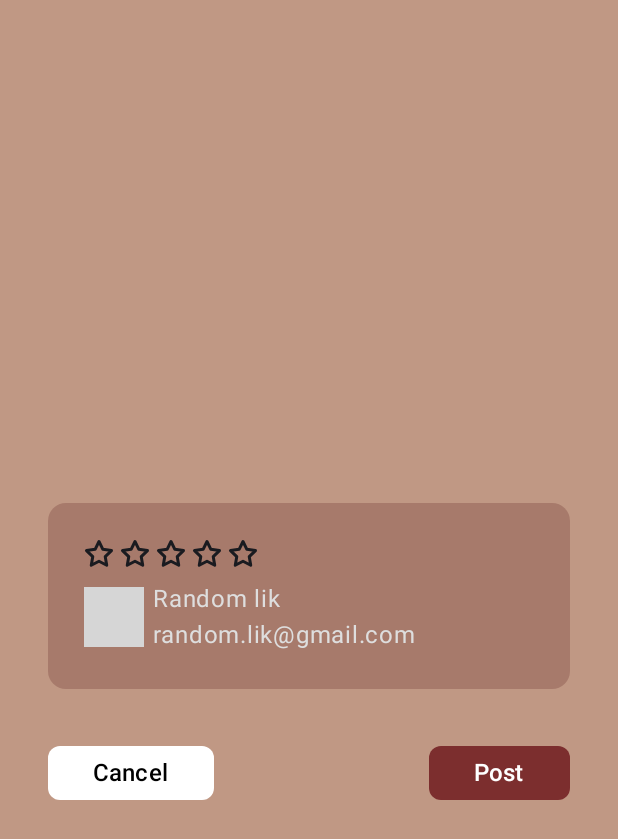
After one commit to LeoSvjetlicic/HelpingHand, an Android app built with Jetpack Compose: the AddReviewScreen screen opened through its navigation route, on a phone screen of 412 x 824 dp. The commit adds this screen. Shown: the top 839 px of the screen. Run offline under Robolectric (Android 15) with nearby library versions, the phone set to English and light mode, and no system bars; our stand-ins replace Dagger/Hilt's generated code, Firebase (no records; nobody signed in at launch, a user with empty details on screens opened directly); pictures from the network do not load; grey boxes are pictures that could not be loaded.

Commit message:
Add AddingReviewScreen setup

```diff
--- a/app/build.gradle.kts
+++ b/app/build.gradle.kts
@@ -67,5 +67,6 @@ dependencies {
     implementation(libs.coil.compose)
     implementation(libs.coil.network.okhttp)
 
+    implementation(libs.firebase.auth)
     implementation(platform(libs.firebase.bom))
 }
--- a/app/src/main/java/org/volonter/helpinghand/ui/common/components/PrimaryButton.kt
+++ b/app/src/main/java/org/volonter/helpinghand/ui/common/components/PrimaryButton.kt
@@ -1,11 +1,14 @@
 package org.volonter.helpinghand.ui.common.components
 
+import androidx.compose.foundation.layout.PaddingValues
 import androidx.compose.foundation.layout.RowScope
+import androidx.compose.foundation.layout.defaultMinSize
 import androidx.compose.foundation.shape.RoundedCornerShape
 import androidx.compose.material3.Button
 import androidx.compose.material3.ButtonDefaults
 import androidx.compose.runtime.Composable
 import androidx.compose.ui.Modifier
+import androidx.compose.ui.graphics.Color
 import androidx.compose.ui.unit.dp
 import org.volonter.helpinghand.ui.theme.PrimaryCoral
 
@@ -16,11 +19,13 @@ fun PrimaryButton(
     content: @Composable RowScope.() -> Unit
 ) {
     Button(
-        modifier = modifier,
+        modifier = modifier.defaultMinSize(minHeight = 1.dp, minWidth = 1.dp),
         onClick = onClick,
+        contentPadding = PaddingValues(vertical = 8.dp, horizontal = 30.dp),
         shape = RoundedCornerShape(8.dp),
         colors = ButtonDefaults.buttonColors(
-            containerColor = PrimaryCoral
+            containerColor = PrimaryCoral,
+            contentColor = Color.White
         ),
         content = content
     )
--- a/app/src/main/java/org/volonter/helpinghand/ui/common/components/SecondaryButton.kt
+++ b/app/src/main/java/org/volonter/helpinghand/ui/common/components/SecondaryButton.kt
@@ -1,9 +1,31 @@
 package org.volonter.helpinghand.ui.common.components
 
+import androidx.compose.foundation.layout.PaddingValues
+import androidx.compose.foundation.layout.RowScope
+import androidx.compose.foundation.layout.defaultMinSize
+import androidx.compose.foundation.shape.RoundedCornerShape
+import androidx.compose.material3.Button
+import androidx.compose.material3.ButtonDefaults
 import androidx.compose.runtime.Composable
 import androidx.compose.ui.Modifier
+import androidx.compose.ui.graphics.Color
+import androidx.compose.ui.unit.dp
 
 @Composable
-fun SecondaryButton(modifier: Modifier = Modifier) {
-
+fun SecondaryButton(
+    onClick: () -> Unit,
+    modifier: Modifier = Modifier,
+    content: @Composable RowScope.() -> Unit
+) {
+    Button(
+        modifier = modifier.defaultMinSize(minHeight = 1.dp, minWidth = 1.dp),
+        onClick = onClick,
+        contentPadding = PaddingValues(vertical = 8.dp, horizontal = 30.dp),
+        shape = RoundedCornerShape(8.dp),
+        colors = ButtonDefaults.buttonColors(
+            containerColor = Color.White,
+            contentColor = Color.Black
+        ),
+        content = content
+    )
 }
--- a/app/src/main/java/org/volonter/helpinghand/ui/common/components/UserShortDetails.kt
+++ b/app/src/main/java/org/volonter/helpinghand/ui/common/components/UserShortDetails.kt
@@ -17,19 +17,27 @@ import androidx.compose.ui.layout.ContentScale
 import androidx.compose.ui.unit.dp
 import androidx.compose.ui.unit.sp
 import coil3.compose.AsyncImage
+import com.google.firebase.auth.FirebaseAuth
 import org.volonter.helpinghand.ui.common.viewstates.UserViewState
 import org.volonter.helpinghand.ui.theme.Gray15
 
 @Composable
 fun UserShortDetails(
     viewState: UserViewState,
+    firebaseAuth: FirebaseAuth = FirebaseAuth.getInstance(),
     modifier: Modifier = Modifier,
     onClick: (String) -> Unit
 ) {
     Row(
         modifier = modifier
             .clip(RoundedCornerShape(90.dp))
-            .clickable { onClick(viewState.email) },
+            .then(
+                if (viewState.email != firebaseAuth.currentUser?.email) {
+                    Modifier.clickable { onClick(viewState.email) }
+                } else {
+                    Modifier
+                }
+            ),
         verticalAlignment = Alignment.CenterVertically
     ) {
         Row {
--- a/app/src/main/java/org/volonter/helpinghand/ui/main/MainActivity.kt
+++ b/app/src/main/java/org/volonter/helpinghand/ui/main/MainActivity.kt
@@ -10,10 +10,15 @@ import androidx.compose.foundation.layout.padding
 import androidx.compose.material3.Scaffold
 import androidx.compose.ui.Modifier
 import androidx.hilt.navigation.compose.hiltViewModel
+import androidx.navigation.compose.NavHost
+import androidx.navigation.compose.composable
+import androidx.navigation.compose.rememberNavController
 import dagger.hilt.android.AndroidEntryPoint
+import org.volonter.helpinghand.ui.screens.addreview.AddReviewScreen
 import org.volonter.helpinghand.ui.screens.eventdetails.EventDetailsScreen
 import org.volonter.helpinghand.ui.theme.HelpingHandTheme
 import org.volonter.helpinghand.ui.theme.PrimaryGreen
+import org.volonter.helpinghand.utlis.Constants
 
 @AndroidEntryPoint
 class MainActivity : ComponentActivity() {
@@ -27,10 +32,28 @@ class MainActivity : ComponentActivity() {
                         .fillMaxSize()
                         .background(PrimaryGreen)
                 ) { innerPadding ->
-                    EventDetailsScreen(
-                        hiltViewModel(),
+                    val navController = rememberNavController()
+                    NavHost(
                         modifier = Modifier.padding(innerPadding),
-                        onAddReviewClick = {})
+                        navController = navController,
+                        startDestination = Constants.NavigationRoutes.EVENT_DETAILS_ROUTE
+                    ) {
+                        composable(route = Constants.NavigationRoutes.EVENT_DETAILS_ROUTE) {
+                            EventDetailsScreen(
+                                viewModel = hiltViewModel(),
+                                modifier = Modifier,
+                                onAddReviewClick = { navController.navigate(Constants.NavigationRoutes.ADD_REVIEW_ROUTE) }
+                            )
+                        }
+
+                        composable(route = Constants.NavigationRoutes.ADD_REVIEW_ROUTE) {
+                            AddReviewScreen(
+                                viewModel = hiltViewModel(),
+                                onCancelClick = { navController.popBackStack() },
+                                onPostClick = { navController.popBackStack() }
+                            )
+                        }
+                    }
                 }
             }
         }
--- a/app/src/main/java/org/volonter/helpinghand/ui/main/MainViewModel.kt
+++ /dev/null
@@ -1,9 +0,0 @@
-package org.volonter.helpinghand.ui.main
-
-import androidx.lifecycle.ViewModel
-import dagger.hilt.android.lifecycle.HiltViewModel
-import javax.inject.Inject
-
-@HiltViewModel
-class MainViewModel @Inject constructor() : ViewModel() {
-}
--- /dev/null
+++ b/app/src/main/java/org/volonter/helpinghand/ui/screens/addreview/AddReviewScreen.kt
@@ -0,0 +1,56 @@
+package org.volonter.helpinghand.ui.screens.addreview
+
+import androidx.compose.foundation.background
+import androidx.compose.foundation.layout.Box
+import androidx.compose.foundation.layout.Column
+import androidx.compose.foundation.layout.Spacer
+import androidx.compose.foundation.layout.fillMaxSize
+import androidx.compose.foundation.layout.height
+import androidx.compose.foundation.layout.padding
+import androidx.compose.material3.Text
+import androidx.compose.runtime.Composable
+import androidx.compose.ui.Alignment
+import androidx.compose.ui.Modifier
+import androidx.compose.ui.unit.dp
+import androidx.compose.ui.unit.sp
+import org.volonter.helpinghand.ui.screens.addreview.components.AddReviewCard
+import org.volonter.helpinghand.ui.screens.addreview.components.ButtonPair
+import org.volonter.helpinghand.ui.theme.LightBrown
+
+@Composable
+fun AddReviewScreen(
+    viewModel: AddReviewViewModel,
+    onCancelClick: () -> Unit,
+    modifier: Modifier = Modifier,
+    onPostClick: () -> Unit
+) {
+    Box(
+        modifier = modifier
+            .fillMaxSize()
+            .background(LightBrown)
+    ) {
+        Column(
+            modifier = Modifier
+                .padding(horizontal = 32.dp)
+                .align(Alignment.Center)
+        ) {
+            Text(
+                text = viewModel.viewState.value.eventName,
+                fontSize = 30.sp,
+                lineHeight = 34.sp
+            )
+            Spacer(Modifier.height(16.dp))
+            AddReviewCard(
+                viewState = viewModel.viewState.value,
+                onRatingChanged = viewModel::onRatingChanged
+            )
+            ButtonPair(
+                onPostClick = {
+                    viewModel.onPostClick()
+                    onPostClick()
+                },
+                onCancelClick = onCancelClick
+            )
+        }
+    }
+}
--- /dev/null
+++ b/app/src/main/java/org/volonter/helpinghand/ui/screens/addreview/AddReviewViewModel.kt
@@ -0,0 +1,23 @@
+package org.volonter.helpinghand.ui.screens.addreview
+
+import androidx.compose.runtime.mutableStateOf
+import androidx.lifecycle.ViewModel
+import dagger.hilt.android.lifecycle.HiltViewModel
+import javax.inject.Inject
+
+@HiltViewModel
+class AddReviewViewModel @Inject constructor() : ViewModel() {
+    var viewState = mutableStateOf(AddReviewViewState())
+
+    init {
+//        TODO - load user data
+    }
+
+    fun onRatingChanged(rating: Int) {
+        viewState.value = viewState.value.copy(rating = rating)
+    }
+
+    fun onPostClick() {
+
+    }
+}
--- /dev/null
+++ b/app/src/main/java/org/volonter/helpinghand/ui/screens/addreview/AddReviewViewState.kt
@@ -0,0 +1,15 @@
+package org.volonter.helpinghand.ui.screens.addreview
+
+import org.volonter.helpinghand.ui.common.viewstates.UserViewState
+
+data class AddReviewViewState(
+    val rating: Int = 0,
+    val eventName: String = "",
+    val title: String = "",
+    val description: String = "",
+    val user: UserViewState = UserViewState(
+        name = "Random lik",
+        email = "random.lik@gmail.com",
+        imageLink = "https://upload.wikimedia.org/wikipedia/commons/7/78/Wikipedia_Profile_picture.jpg"
+    )
+)
--- /dev/null
+++ b/app/src/main/java/org/volonter/helpinghand/ui/screens/addreview/components/AddReviewCard.kt
@@ -0,0 +1,40 @@
+package org.volonter.helpinghand.ui.screens.addreview.components
+
+import androidx.compose.foundation.layout.Column
+import androidx.compose.foundation.layout.Spacer
+import androidx.compose.foundation.layout.height
+import androidx.compose.foundation.layout.padding
+import androidx.compose.material3.Card
+import androidx.compose.material3.CardDefaults
+import androidx.compose.runtime.Composable
+import androidx.compose.ui.Modifier
+import androidx.compose.ui.unit.dp
+import org.volonter.helpinghand.ui.common.components.UserShortDetails
+import org.volonter.helpinghand.ui.screens.addreview.AddReviewViewState
+import org.volonter.helpinghand.ui.screens.eventdetails.components.RatingElement
+import org.volonter.helpinghand.ui.theme.MiddleBrown
+
+@Composable
+fun AddReviewCard(
+    viewState: AddReviewViewState,
+    modifier: Modifier = Modifier,
+    onRatingChanged: (Int) -> Unit = {}
+) {
+
+    Card(
+        modifier = modifier,
+        colors = CardDefaults.cardColors(
+            containerColor = MiddleBrown
+        )
+    ) {
+        Column(modifier = Modifier.padding(24.dp)) {
+            RatingElement(
+                viewState.rating,
+                onRatingChanged = onRatingChanged
+            )
+            Spacer(Modifier.height(8.dp))
+            UserShortDetails(viewState.user, onClick = {})
+        }
+    }
+
+}
--- /dev/null
+++ b/app/src/main/java/org/volonter/helpinghand/ui/screens/addreview/components/ButtonPair.kt
@@ -0,0 +1,40 @@
+package org.volonter.helpinghand.ui.screens.addreview.components
+
+import androidx.compose.foundation.layout.Arrangement
+import androidx.compose.foundation.layout.Row
+import androidx.compose.foundation.layout.fillMaxWidth
+import androidx.compose.foundation.layout.padding
+import androidx.compose.material3.Text
+import androidx.compose.runtime.Composable
+import androidx.compose.ui.Modifier
+import androidx.compose.ui.res.stringResource
+import androidx.compose.ui.unit.dp
+import androidx.compose.ui.unit.sp
+import org.volonter.helpinghand.R
+import org.volonter.helpinghand.ui.common.components.PrimaryButton
+import org.volonter.helpinghand.ui.common.components.SecondaryButton
+
+@Composable
+fun ButtonPair(
+    modifier: Modifier = Modifier,
+    onCancelClick: () -> Unit,
+    onPostClick: () -> Unit
+) {
+    Row(
+        horizontalArrangement = Arrangement.SpaceBetween,
+        modifier = modifier
+            .fillMaxWidth()
+            .padding(top = 32.dp)
+    ) {
+        SecondaryButton(
+            onClick = onCancelClick
+        ) {
+            Text(text = stringResource(R.string.cancel), fontSize = 16.sp)
+        }
+        PrimaryButton(
+            onClick = onPostClick
+        ) {
+            Text(text = stringResource(R.string.post), fontSize = 16.sp)
+        }
+    }
+}
--- a/app/src/main/java/org/volonter/helpinghand/ui/screens/eventdetails/EventDetailsViewModel.kt
+++ b/app/src/main/java/org/volonter/helpinghand/ui/screens/eventdetails/EventDetailsViewModel.kt
@@ -30,7 +30,6 @@ class EventDetailsViewModel @Inject constructor() : ViewModel() {
 
         }
 
-        is OnReviewRateClick -> {}
         is OnReviewUserClick -> {}
         OnToggleApplicationToEventClick -> {}
     }
--- a/app/src/main/java/org/volonter/helpinghand/ui/screens/eventdetails/EventScreenActions.kt
+++ b/app/src/main/java/org/volonter/helpinghand/ui/screens/eventdetails/EventScreenActions.kt
@@ -2,7 +2,6 @@ package org.volonter.helpinghand.ui.screens.eventdetails
 
 sealed class EventScreenActions
 
-data class OnReviewRateClick(val rating: Int) : EventScreenActions()
 data class OnReviewUserClick(val email: String) : EventScreenActions()
 data class OnOrganisationClick(val email: String) : EventScreenActions()
 data object OnToggleApplicationToEventClick : EventScreenActions()
--- a/app/src/main/java/org/volonter/helpinghand/ui/screens/eventdetails/components/RatingElement.kt
+++ b/app/src/main/java/org/volonter/helpinghand/ui/screens/eventdetails/components/RatingElement.kt
@@ -18,7 +18,7 @@ import org.volonter.helpinghand.ui.theme.StarYellow
 fun RatingElement(
     rating: Int,
     modifier: Modifier = Modifier,
-    onRatingChanged: (Int) -> Unit
+    onRatingChanged: (Int) -> Unit = {}
 ) {
     Row(modifier = modifier) {
         for (i in 1..5) {
--- a/app/src/main/java/org/volonter/helpinghand/ui/screens/eventdetails/components/ReviewItem.kt
+++ b/app/src/main/java/org/volonter/helpinghand/ui/screens/eventdetails/components/ReviewItem.kt
@@ -31,7 +31,6 @@ import org.volonter.helpinghand.R
 import org.volonter.helpinghand.ui.common.components.UserShortDetails
 import org.volonter.helpinghand.ui.common.viewstates.ReviewViewState
 import org.volonter.helpinghand.ui.screens.eventdetails.EventScreenActions
-import org.volonter.helpinghand.ui.screens.eventdetails.OnReviewRateClick
 import org.volonter.helpinghand.ui.screens.eventdetails.OnReviewUserClick
 import org.volonter.helpinghand.ui.theme.Gray10
 import org.volonter.helpinghand.ui.theme.SecondaryGreen
@@ -55,9 +54,7 @@ fun ReviewItem(
                 verticalAlignment = Alignment.CenterVertically,
                 horizontalArrangement = Arrangement.SpaceBetween
             ) {
-                RatingElement(reviewViewState.rating) {
-                    onClick(OnReviewRateClick(it))
-                }
+                RatingElement(reviewViewState.rating)
                 Text(text = reviewViewState.date, color = Gray10, fontSize = 12.sp)
             }
             Spacer(Modifier.height(12.dp))
--- a/app/src/main/java/org/volonter/helpinghand/ui/theme/Color.kt
+++ b/app/src/main/java/org/volonter/helpinghand/ui/theme/Color.kt
@@ -17,3 +17,5 @@ val Gray10 = Color(0xFFEEEEEE)
 val Gray15 = Color(0xFFDEDEDE)
 val GreenGray40 = Color(0xFF94B0B3)
 val StarYellow = Color(0xFFFFF35F)
+val LightBrown = Color(0xFFC09884)
+val MiddleBrown = Color(0xFFA77A6B)
--- a/app/src/main/java/org/volonter/helpinghand/utlis/Constants.kt
+++ b/app/src/main/java/org/volonter/helpinghand/utlis/Constants.kt
@@ -8,4 +8,9 @@ object Constants {
         const val SHARED_PREFERENCES_INT = "int"
     }
 
+    object NavigationRoutes {
+        const val LOGIN_ROUTE = "login"
+        const val EVENT_DETAILS_ROUTE = "event details"
+        const val ADD_REVIEW_ROUTE = "add review"
+    }
 }
--- a/app/src/main/res/values/strings.xml
+++ b/app/src/main/res/values/strings.xml
@@ -2,9 +2,12 @@
     <string name="app_name">HelpingHand</string>
     <string name="applicants">Applicants</string>
     <string name="apply">Apply</string>
+    <string name="cancel">Cancel</string>
+    <string name="post">Post</string>
     <string name="undo_apply">Undo apply</string>
     <string name="more">more</string>
     <string name="less">less</string>
     <string name="organiser">Organiser: </string>
     <string name="user_reviews">User reviews</string>
+    <string name="help_us_improve">Help us improve and do better by giving us your feedback!</string>
 </resources>
--- a/gradle/libs.versions.toml
+++ b/gradle/libs.versions.toml
@@ -22,6 +22,7 @@ firebaseFirestoreKtx = "25.1.1"
 androidx-core-ktx = { group = "androidx.core", name = "core-ktx", version.ref = "coreKtx" }
 coil-compose = { module = "io.coil-kt.coil3:coil-compose", version.ref = "coilCompose" }
 coil-network-okhttp = { module = "io.coil-kt.coil3:coil-network-okhttp", version.ref = "coilCompose" }
+firebase-auth = { module = "com.google.firebase:firebase-auth" }
 firebase-bom = { module = "com.google.firebase:firebase-bom", version.ref = "firebaseBom" }
 hilt-android = { module = "com.google.dagger:hilt-android", version.ref = "hiltAndroid" }
 hilt-compiler = { group = "com.google.dagger", name = "hilt-compiler", version.ref = "hilt" }
```
